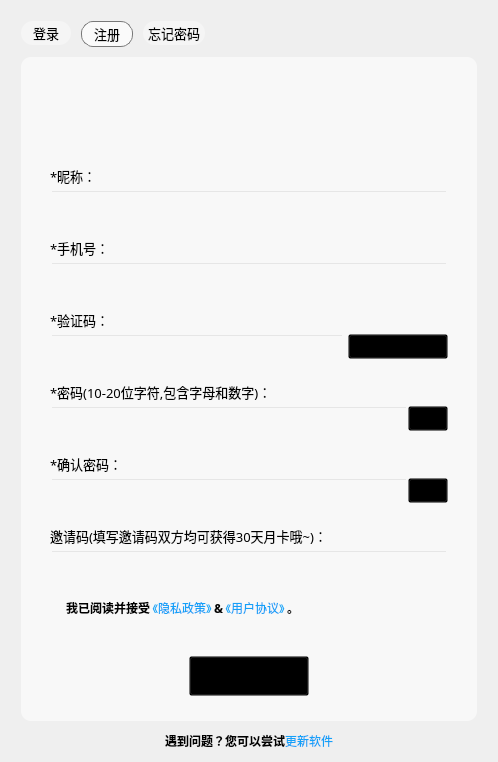
Before: the Qt Designer form src/module/Login/start_login_form.ui in baby7/agile-tiles, drawn with Qt 5.
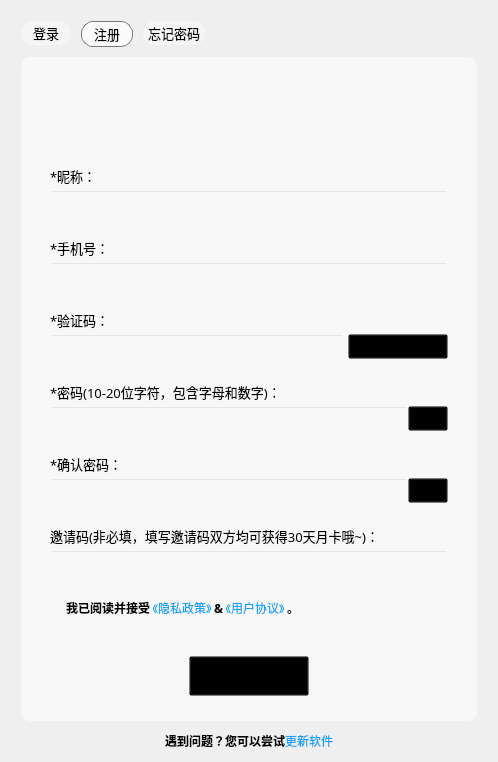
After: the same form once the commit is applied. The open tabs and pages were chosen to show the change.

What changed in the file:
```diff
--- a/src/module/Login/start_login_form.ui
+++ b/src/module/Login/start_login_form.ui
@@ -884,7 +884,7 @@
 background-color: rgba(0, 0, 0, 0);</string>
              </property>
              <property name="text">
-              <string>*密码(10-20位字符,包含字母和数字)：</string>
+              <string>*密码(10-20位字符，包含字母和数字)：</string>
              </property>
              <property name="alignment">
               <set>Qt::AlignLeading|Qt::AlignLeft|Qt::AlignVCenter</set>
@@ -1112,7 +1112,7 @@
 background-color: rgba(0, 0, 0, 0);</string>
              </property>
              <property name="text">
-              <string>邀请码(填写邀请码双方均可获得30天月卡哦~)：</string>
+              <string>邀请码(非必填，填写邀请码双方均可获得30天月卡哦~)：</string>
              </property>
              <property name="alignment">
               <set>Qt::AlignLeading|Qt::AlignLeft|Qt::AlignVCenter</set>
```
Left out of the diff: 2 changed lines with no effect on the pictures.
